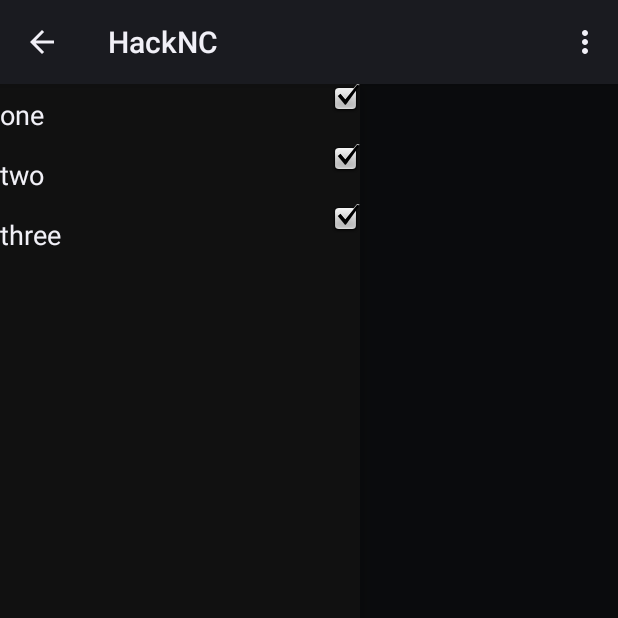
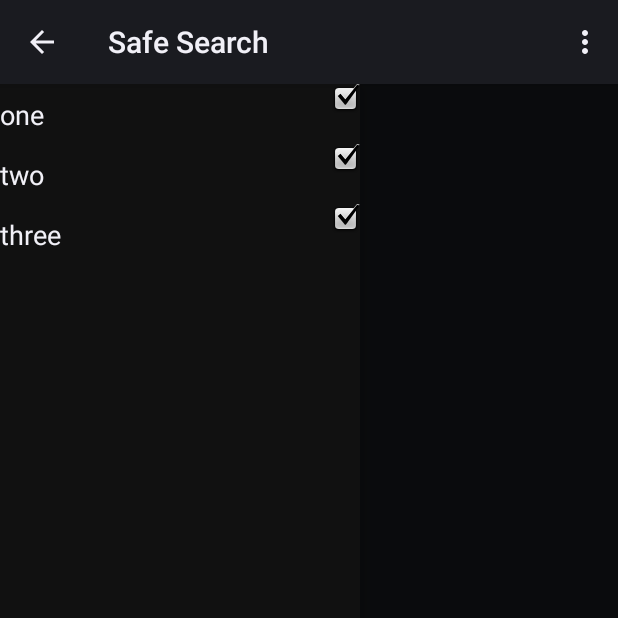
Before and after one commit to joeywatts/DataSearch, an Android app: the screen it shows after launch (MainActivity), with the side drawer open, on a phone screen of 412 x 824 dp, the top half of it. Run offline under Robolectric (Android 15) with nearby library versions, the phone set to English and light mode, and no system bars; libraries missing offline, so code that uses them is left out: com.esri.android, com.esri.core, com.loopj.android, com.readystatesoftware.sqliteasset, cz.msebera.android and 1 more; plain views replace MapView; 15 statements that could not run were skipped.

Commit message:
small changes

```diff
--- a/src/main/java/com/hacknc/MainActivity.java
+++ b/src/main/java/com/hacknc/MainActivity.java
@@ -22,7 +22,6 @@ import android.util.Log;
 import android.view.Menu;
 import android.view.MenuItem;
 import android.view.View;
-import android.widget.SearchView;
 import android.widget.Toast;
 import com.esri.android.map.GraphicsLayer;
 import com.esri.android.map.LocationDisplayManager;
@@ -41,6 +40,7 @@ import com.esri.core.tasks.geocode.LocatorFindParameters;
 import com.esri.core.tasks.geocode.LocatorGeocodeResult;
 import com.hacknc.census.*;
 import com.hacknc.database.CrimeData;
+import com.hacknc.database.CrimeDataRow;
 import com.hacknc.geocode.GeocodeAPI;
 import com.hacknc.geocode.GeocodeGeometryResultsListener;
 import com.hacknc.geocode.ReverseGeocodeResult;
@@ -50,7 +50,6 @@ import org.codehaus.jackson.JsonParser;
 import org.json.JSONObject;
 
 import java.util.HashMap;
-import java.util.Iterator;
 import java.util.List;
 import java.util.Map;
 
@@ -103,7 +102,7 @@ public class MainActivity extends Activity implements OnSingleTapListener, OnSha
             /** Called when a drawer has settled in a completely closed state. */
             public void onDrawerClosed(View view) {
                 super.onDrawerClosed(view);
-                getActionBar().setTitle("HackNC");
+                getActionBar().setTitle("Safe Search");
             }
 
             /** Called when a drawer has settled in a completely open state. */
@@ -279,7 +278,7 @@ public class MainActivity extends Activity implements OnSingleTapListener, OnSha
         // Create the Locator if it hasn't been created yet
         Locator mLocator = Locator.createOnlineLocator();
         // Add the touch point to the MapView
-        Point mapPoint = map.toMapPoint(x, y);
+        final Point mapPoint = map.toMapPoint(x, y);
         Point longLat = (Point) GeometryEngine.project(mapPoint, map.getSpatialReference(), SpatialReference.create
                 (4326));
         final float lat = (float) longLat.getY(), lng = (float) longLat.getX();
@@ -288,6 +287,27 @@ public class MainActivity extends Activity implements OnSingleTapListener, OnSha
             public void onSuccess(ReverseGeocodeResult result) {
                 lastTap = result;
                 showEachCountyOnMap(result, lat, lng);
+                Log.d("NC", "------" + result.getCountyName() + " " + result.getStateName());
+                final int MAX = 138;
+                CrimeDataRow row = CrimeData.getData(result.getStateName(), result.getCountyName());
+                if (row == null && (result.getCountyName().endsWith("County") || result.getCountyName().endsWith("city")))
+                    row = CrimeData.getData(result.getStateName(), result.getCountyName().replace("County", "").replace("city", "").trim());
+                if (row != null) {
+                    double countyScore = row.getScore();
+                    if (countyScore == - 1)
+                        return;
+                    countyScore = Math.round(10 * (countyScore / 138.0 * 10)) / 10.0;
+
+                    SimpleMarkerSymbol simpleMarker = new SimpleMarkerSymbol(Color.RED, 10, SimpleMarkerSymbol.STYLE.CIRCLE);
+                    Graphic pointGraphic = new Graphic(mapPoint, simpleMarker);
+                    locationLayer.addGraphic(pointGraphic);
+
+                    TextSymbol txtSymbol = new TextSymbol(10, result.getCountyName() + " has a crime score of " + countyScore + "/10", Color.BLUE);
+                    Point pt = new Point(mapPoint.getX(), mapPoint.getY() + 20);
+                    Graphic gr = new Graphic(pt, txtSymbol);
+                    locationLayer.addGraphic(gr);
+                    Log.d("NC", "Created points!");
+                }
             }
 
             @Override
--- a/src/main/java/com/hacknc/database/CrimeDataRow.java
+++ b/src/main/java/com/hacknc/database/CrimeDataRow.java
@@ -60,6 +60,8 @@ public class CrimeDataRow {
      * @return score for the county
      */
     public double getScore (boolean violent, boolean property) {
+        if (population == 0)
+            return -1;
         return (3.0 * (violent ? violentCrime : 0) + 2.0 * (property ? propertyCrime : 0)) / population;
     }
 }
--- a/src/main/res/values/strings.xml
+++ b/src/main/res/values/strings.xml
@@ -1,6 +1,6 @@
 <?xml version="1.0" encoding="utf-8" ?>
 <resources>
-  <string name="app_name">HackNC</string>
+  <string name="app_name">Safe Search</string>
   <string name="open_drawer">OPEN</string>
   <string name="close_drawer">CLOSER</string>
 </resources>
```
